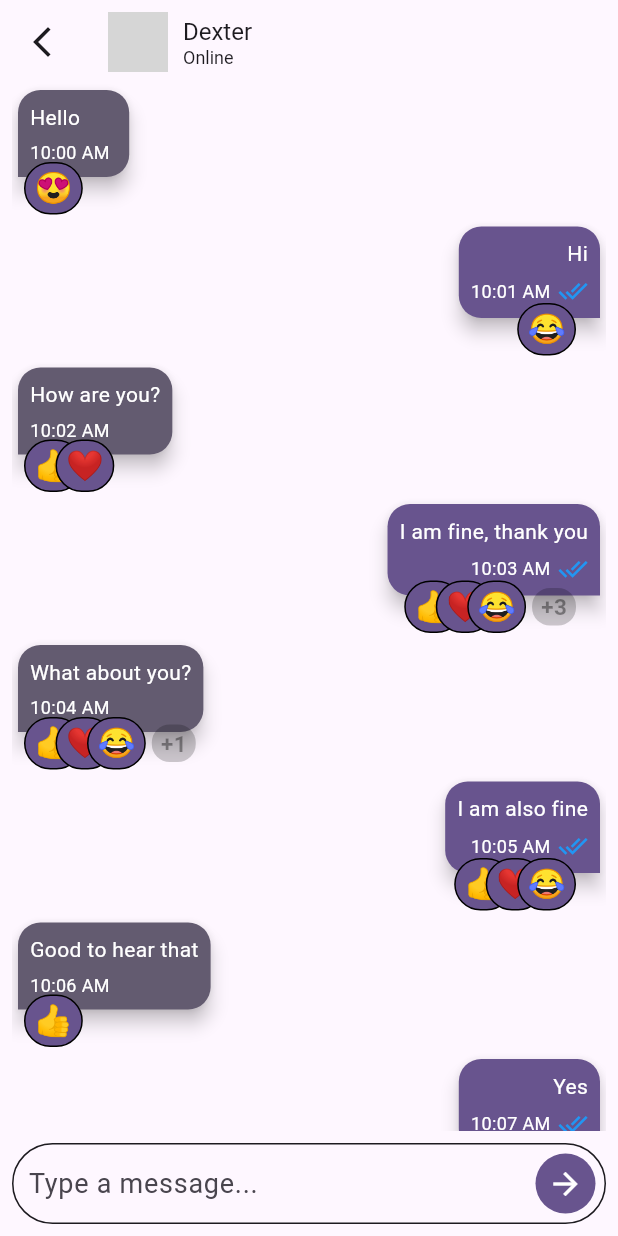
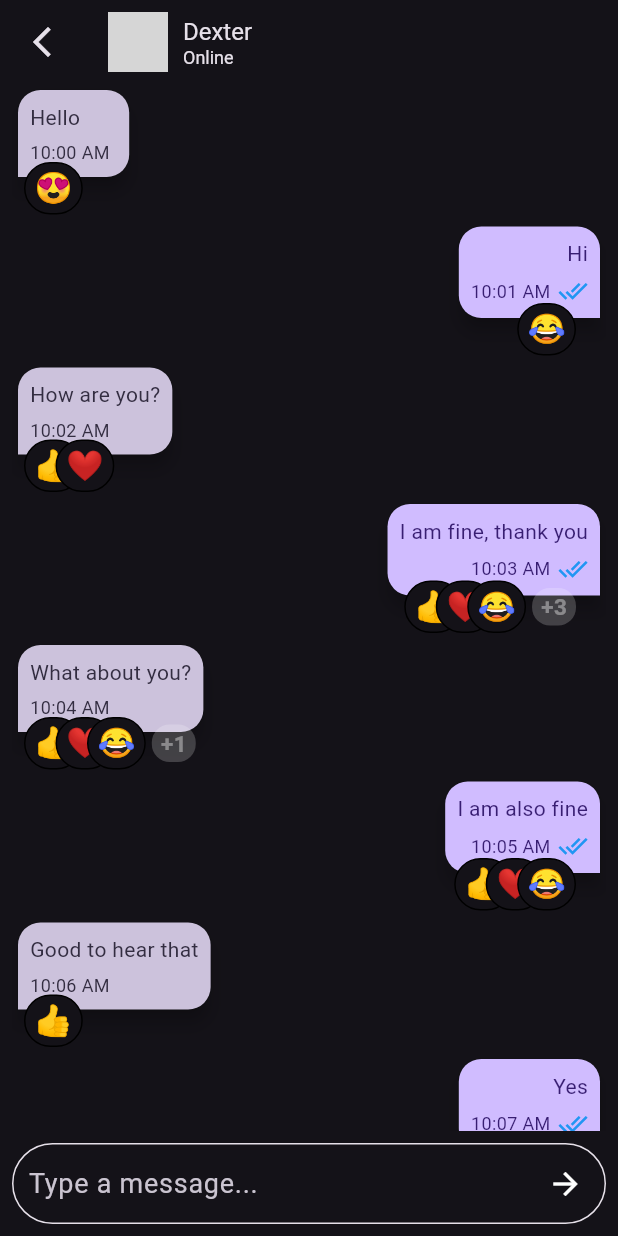
Before and after one commit to dileep-nex/nex_chat_reaction, a Flutter app: the screen it shows after launch, on a phone screen of 412 x 824 dp. Run offline on Flutter 3.47's test engine with Material 3 defaults, Android fonts, the phone set to English and light mode, and no system bars; our stand-ins replace animate_do, date_format, emoji_picker_flutter; grey boxes are pictures that could not be loaded.

Commit message:
theming update.

```diff
--- a/example/lib/main.dart
+++ b/example/lib/main.dart
@@ -17,7 +17,8 @@ class MyApp extends StatelessWidget {
     return MaterialApp(
       title: 'Flutter Chat Reactions Example',
       theme: ThemeData(
-        colorScheme: ColorScheme.fromSeed(seedColor: Colors.deepPurple),
+        brightness: Brightness.dark,
+        primarySwatch: Colors.blue,
         useMaterial3: true,
       ),
       debugShowCheckedModeBanner: false,
--- a/lib/src/widgets/context_menu_widget.dart
+++ b/lib/src/widgets/context_menu_widget.dart
@@ -117,7 +117,7 @@ class ContextMenuWidget extends StatelessWidget {
         width: MediaQuery.of(context).size.width * menuWidth,
         decoration: BoxDecoration(
           color: Theme.of(context).brightness == Brightness.dark
-              ? const Color(0x0B0B0BE5)
+              ? const Color(0x00000000)
               : const Color(0xFFFFFFFF),
           borderRadius: BorderRadius.circular(15),
         ),
--- a/lib/src/widgets/rections_row.dart
+++ b/lib/src/widgets/rections_row.dart
@@ -23,9 +23,7 @@ class ReactionsRow extends StatelessWidget {
         child: Container(
           padding: const EdgeInsets.all(5),
           decoration: BoxDecoration(
-             color: Theme.of(context).brightness == Brightness.dark
-              ? const Color(0x0B0B0BE5)
-              : const Color(0xFFFFFFFF),
+             color: Theme.of(context).colorScheme.surface,
             borderRadius: BorderRadius.circular(20),
             boxShadow: [
               BoxShadow(
```
